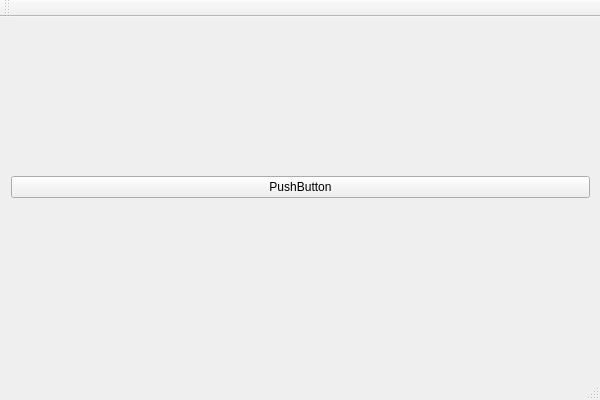
Above: LiveTranslator/include/LiveTranslator.ui from strukfit/LiveTranslator before the change. Below: the same form after it.
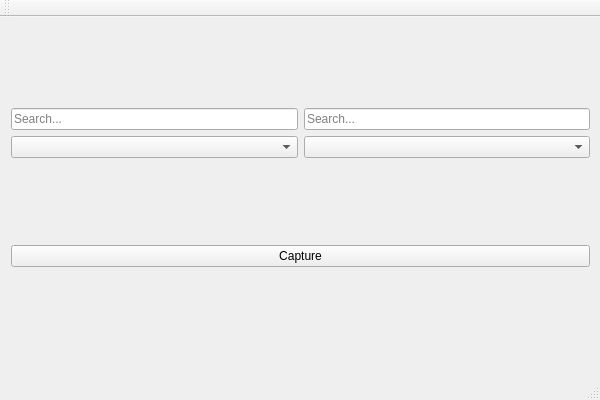
That is the form after the change.

Commit message: feat: add language selection and text recognition

Patch:
```diff
--- a/LiveTranslator/include/LiveTranslator.ui
+++ b/LiveTranslator/include/LiveTranslator.ui
@@ -24,13 +24,84 @@
      </rect>
     </property>
     <layout class="QVBoxLayout" name="verticalLayout_2">
+     <item>
+      <spacer name="verticalSpacer_2">
+       <property name="orientation">
+        <enum>Qt::Orientation::Vertical</enum>
+       </property>
+       <property name="sizeHint" stdset="0">
+        <size>
+         <width>20</width>
+         <height>40</height>
+        </size>
+       </property>
+      </spacer>
+     </item>
+     <item>
+      <layout class="QHBoxLayout" name="horizontalLayout">
+       <item>
+        <layout class="QVBoxLayout" name="verticalLayout">
+         <item>
+          <widget class="QLineEdit" name="sourceSearchEdit">
+           <property name="placeholderText">
+            <string>Search...</string>
+           </property>
+          </widget>
+         </item>
+         <item>
+          <widget class="QComboBox" name="sourceLanguageComboBox"/>
+         </item>
+        </layout>
+       </item>
+       <item>
+        <layout class="QVBoxLayout" name="verticalLayout_3">
+         <item>
+          <widget class="QLineEdit" name="targetSearchEdit">
+           <property name="placeholderText">
+            <string>Search...</string>
+           </property>
+          </widget>
+         </item>
+         <item>
+          <widget class="QComboBox" name="targetLanguageComboBox"/>
+         </item>
+        </layout>
+       </item>
+      </layout>
+     </item>
+     <item>
+      <spacer name="verticalSpacer">
+       <property name="orientation">
+        <enum>Qt::Orientation::Vertical</enum>
+       </property>
+       <property name="sizeHint" stdset="0">
+        <size>
+         <width>20</width>
+         <height>40</height>
+        </size>
+       </property>
+      </spacer>
+     </item>
      <item>
       <widget class="QPushButton" name="captureButton">
        <property name="text">
-        <string>PushButton</string>
+        <string>Capture</string>
        </property>
       </widget>
      </item>
+     <item>
+      <spacer name="verticalSpacer_3">
+       <property name="orientation">
+        <enum>Qt::Orientation::Vertical</enum>
+       </property>
+       <property name="sizeHint" stdset="0">
+        <size>
+         <width>20</width>
+         <height>40</height>
+        </size>
+       </property>
+      </spacer>
+     </item>
     </layout>
    </widget>
   </widget>
```
The commit also changes 144 other files.
